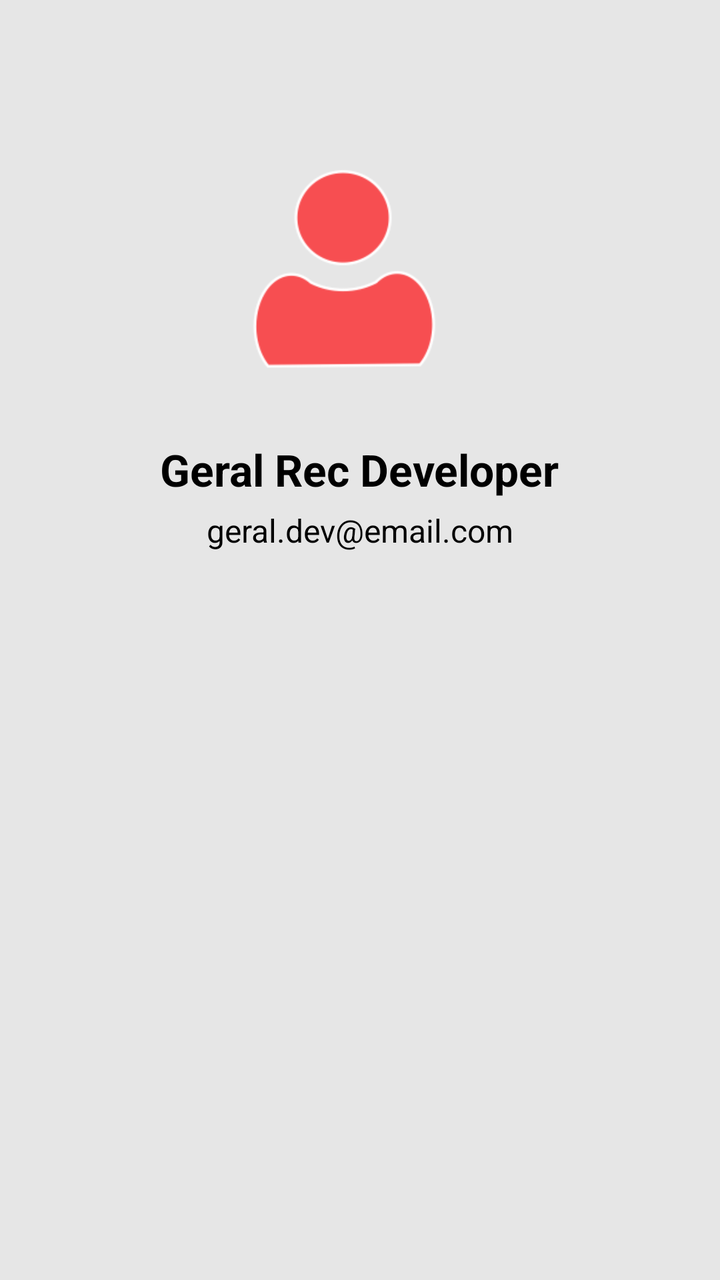
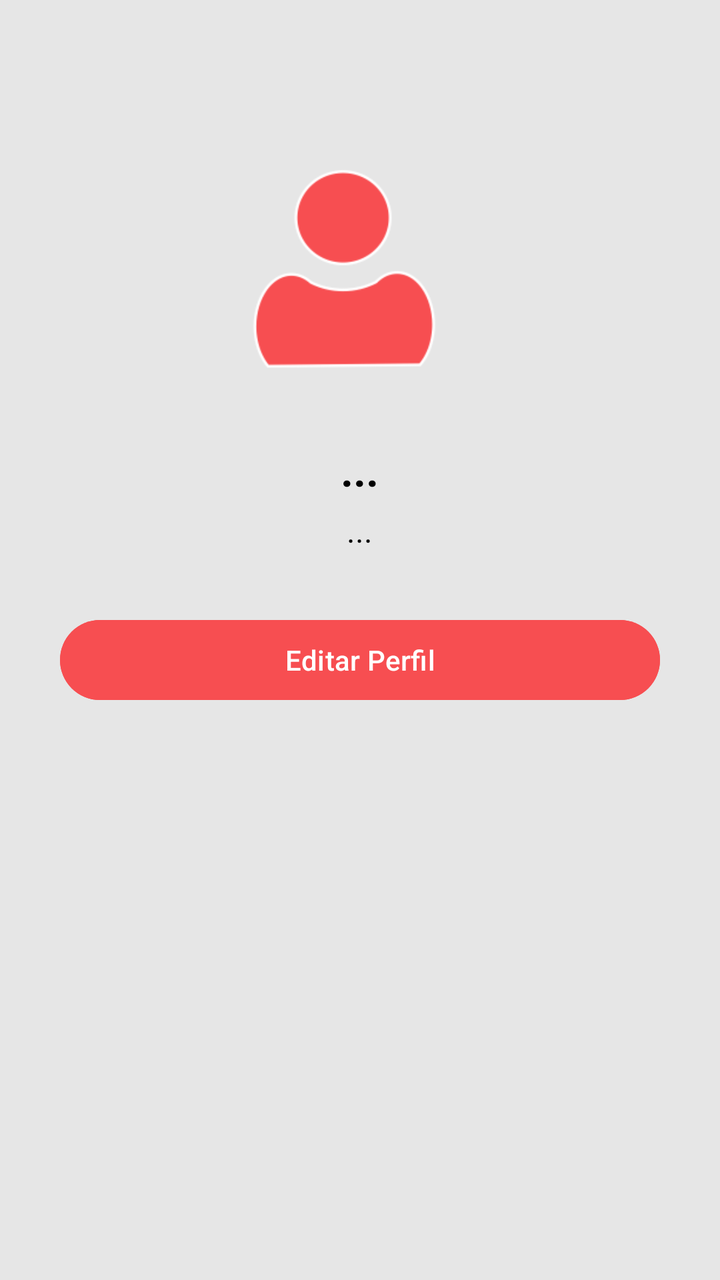

Before-and-after screenshots of an Android layout around one commit, followed by the original layout XML and the change that was made.
<!-- AndroidManifest.xml: application theme Theme.Rec -->
<!-- res/layout/fragment_perfil.xml -->
<?xml version="1.0" encoding="utf-8"?>
<LinearLayout xmlns:android="http://schemas.android.com/apk/res/android"
    android:layout_width="match_parent"
    android:layout_height="match_parent"
    android:background="@color/gris_fondo"
    android:orientation="vertical"
    android:gravity="center_horizontal"
    android:padding="30dp">

    <ImageView
        android:layout_width="120dp"
        android:layout_height="120dp"
        android:layout_marginTop="50dp"
        android:src="@drawable/user" />
    <TextView
    android:layout_width="wrap_content"
    android:layout_height="wrap_content"
    android:text="Geral Rec Developer"
    android:textColor="@color/black"
    android:textSize="22sp"
    android:textStyle="bold"
    android:layout_marginTop="20dp"/>

    <TextView
        android:layout_width="wrap_content"
        android:layout_height="wrap_content"
        android:text="geral.dev@email.com"
        android:textColor="@color/black"
        android:textSize="16sp"
        android:layout_marginTop="5dp"/>
</LinearLayout>
<!-- resources referenced by this layout -->
<resources>
  <color name="black">#FF000000</color>
  <color name="gris_fondo">#E6E6E6</color>
  <!-- drawable user: png bitmap (drawable, 8042 bytes) -->
  <style name="Theme.Rec" parent="Base.Theme.Rec" />
  <style name="Base.Theme.Rec" parent="Theme.Material3.DayNight.NoActionBar">
          
          
      </style>
</resources>

<!-- the commit's change to res/layout/fragment_perfil.xml (unified diff, before → after) -->
@@ -8,24 +8,37 @@
     android:padding="30dp">
 
     <ImageView
+        android:id="@+id/iv_perfil_foto"
         android:layout_width="120dp"
         android:layout_height="120dp"
         android:layout_marginTop="50dp"
         android:src="@drawable/user" />
-    <TextView
-    android:layout_width="wrap_content"
-    android:layout_height="wrap_content"
-    android:text="Geral Rec Developer"
-    android:textColor="@color/black"
-    android:textSize="22sp"
-    android:textStyle="bold"
-    android:layout_marginTop="20dp"/>
 
     <TextView
+        android:id="@+id/tv_perfil_nombre"
         android:layout_width="wrap_content"
         android:layout_height="wrap_content"
-        android:text="geral.dev@email.com"
+        android:text="..."
+        android:textColor="@color/black"
+        android:textSize="22sp"
+        android:textStyle="bold"
+        android:layout_marginTop="20dp"/>
+
+    <TextView
+        android:id="@+id/tv_perfil_correo"
+        android:layout_width="wrap_content"
+        android:layout_height="wrap_content"
+        android:text="..."
         android:textColor="@color/black"
         android:textSize="16sp"
         android:layout_marginTop="5dp"/>
+
+    <Button
+        android:id="@+id/btn_ir_editar"
+        android:layout_width="match_parent"
+        android:layout_height="wrap_content"
+        android:layout_marginTop="30dp"
+        android:backgroundTint="@color/rojo_coral"
+        android:text="Editar Perfil"
+        android:textAllCaps="false" />
 </LinearLayout>
<!-- resource entries referenced after the edit -->
@@ -2,6 +2,7 @@
 <resources>
   <color name="black">#FF000000</color>
   <color name="gris_fondo">#E6E6E6</color>
+  <color name="rojo_coral">#F74E51</color>
   <!-- drawable user: png bitmap (drawable, 8042 bytes) -->
   <style name="Theme.Rec" parent="Base.Theme.Rec" />
   <style name="Base.Theme.Rec" parent="Theme.Material3.DayNight.NoActionBar">
